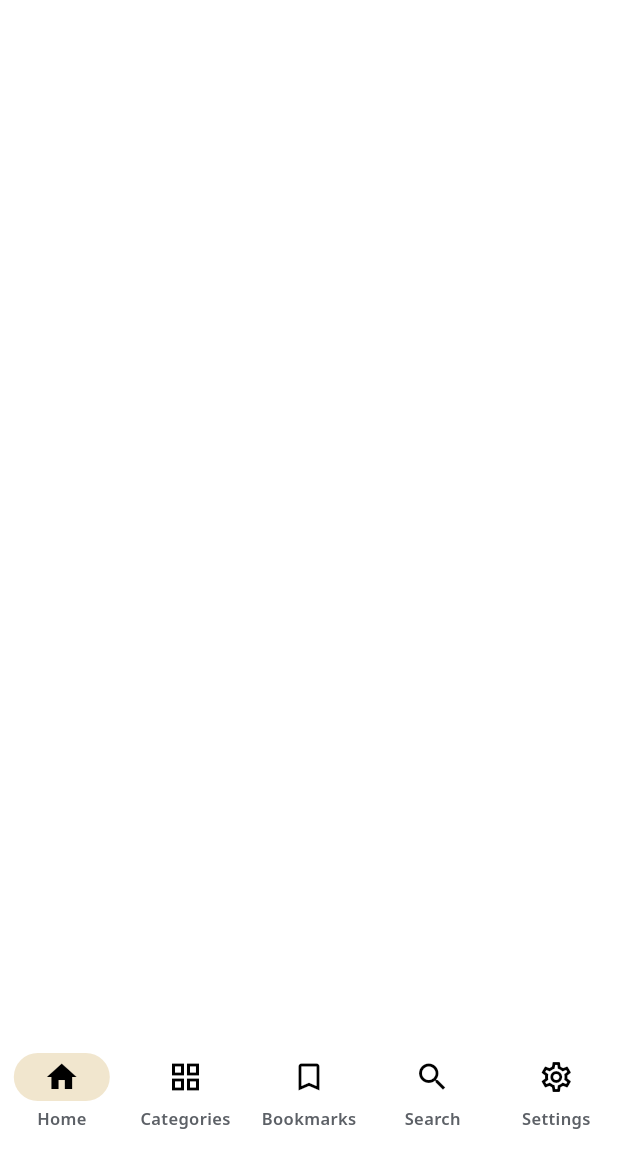
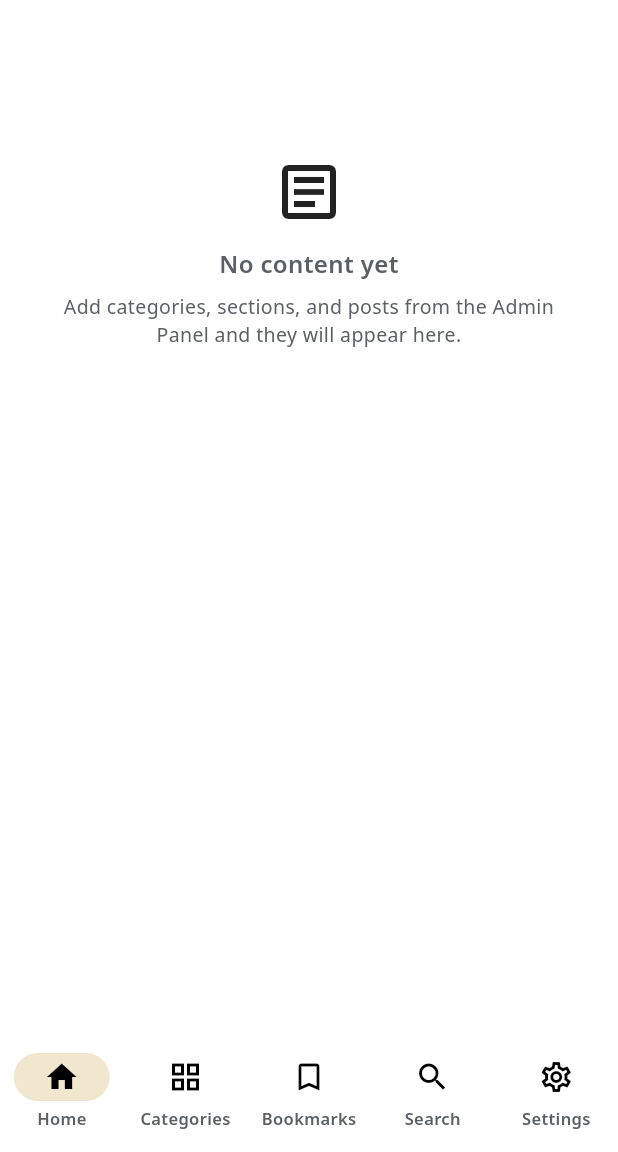
Before and after one commit to Naveed786-king/laws-and-legals, a Flutter app: the screen it shows after launch, after a tap on "Skip for now", on a phone screen of 412 x 824 dp, the part 84-1236 px from its top. Run offline on Flutter 3.47's test engine with Material 3 defaults, Android fonts, the phone set to English and light mode, and no system bars; our stand-ins replace cached_network_image, cloud_firestore, firebase_core, firebase_messaging, flutter_riverpod, google_fonts and 4 more; accounts and stored records are empty.

Commit message:
Add empty state to Home screen for a fresh install with no content seeded yet

```diff
--- a/lib/features/home/presentation/screens/home_screen.dart
+++ b/lib/features/home/presentation/screens/home_screen.dart
@@ -50,6 +50,26 @@ class HomeScreen extends ConsumerWidget {
             ],
           ),
           data: (sections) {
+            if (sections.isEmpty) {
+              return ListView(
+                padding: const EdgeInsets.all(24),
+                children: const [
+                  SizedBox(height: 80),
+                  Icon(Icons.article_outlined, size: 48),
+                  SizedBox(height: 12),
+                  Text(
+                    'No content yet',
+                    textAlign: TextAlign.center,
+                    style: TextStyle(fontWeight: FontWeight.w600, fontSize: 16),
+                  ),
+                  SizedBox(height: 8),
+                  Text(
+                    'Add categories, sections, and posts from the Admin Panel and they will appear here.',
+                    textAlign: TextAlign.center,
+                  ),
+                ],
+              );
+            }
             final blocks = <Widget>[
               for (final s in sections) _SectionBlock(section: s),
             ];
```
